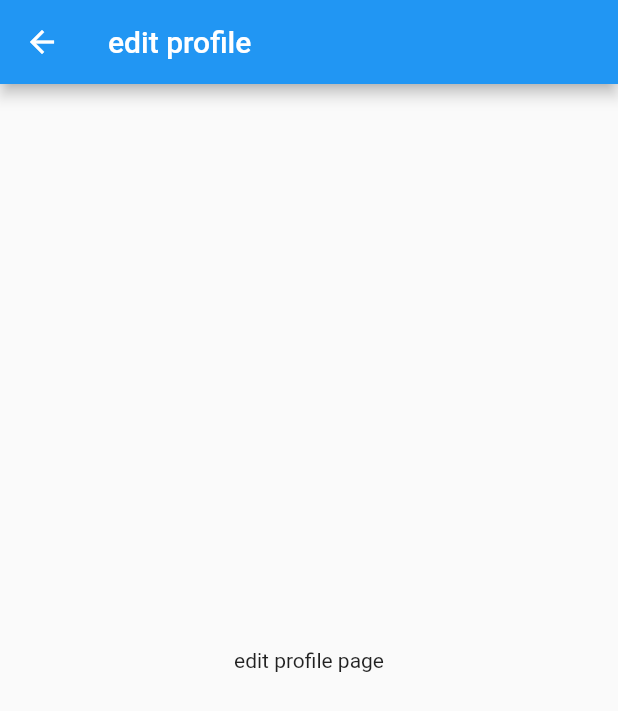
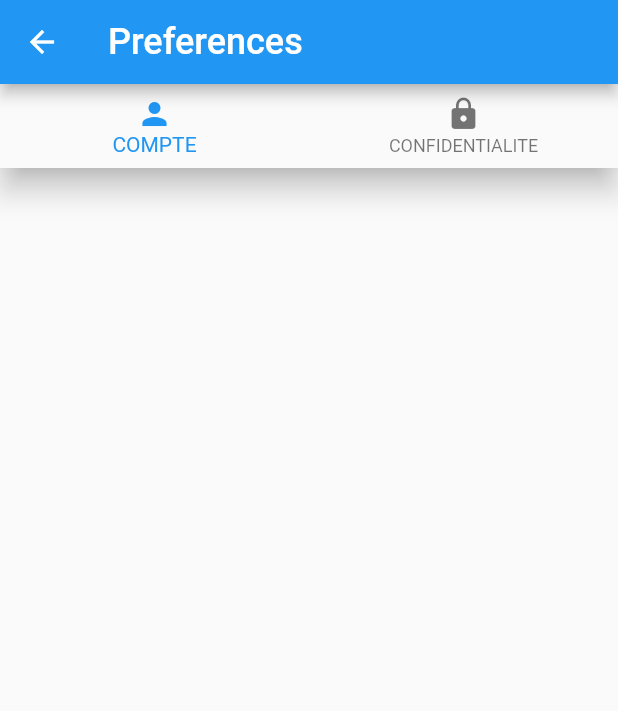
Before and after one commit to ahmedElatrouz/social_app, a Flutter app: the ProfilPage screen opened directly, after a tap on the "edit" icon, on a phone screen of 412 x 824 dp. Shown: the top 711 px of the screen. Run offline on Flutter 3.47's test engine with Material 2 defaults, Android fonts, the phone set to English and light mode, and no system bars; our stand-ins replace cached_network_image, cloud_firestore, firebase_auth, flutter_spinkit, flutter_svg; accounts and stored records are empty.

Commit message:
starting edit profile page

```diff
--- a/lib/view/accueil/recherche_page.dart
+++ b/lib/view/accueil/recherche_page.dart
@@ -138,7 +138,7 @@ class ResultWidget extends StatelessWidget {
   Widget build(BuildContext context) {
     return Container(
 
-      color: Colors.deepPurple.withOpacity(0.7),
+      color: Colors.lightBlueAccent.withOpacity(0.7),
       child: Column(
         children:<Widget>[
           GestureDetector(
--- a/lib/view/profil/edit_profile_page.dart
+++ b/lib/view/profil/edit_profile_page.dart
@@ -9,12 +9,29 @@ class _EditProfilPageState extends State<EditProfilPage> {
   @override
   Widget build(BuildContext context) {
     return Scaffold(
-      appBar: AppBar(
-        title: Text("edit profile"),
-      ),
-          body: Center(
-        child:Text("edit profile page"),
-      ),
-    );
+        appBar: AppBar(
+          title: Text(
+            "Preferences",
+            style: TextStyle(fontSize: 24.0),
+          ),
+        ),
+        body: Column(
+            crossAxisAlignment: CrossAxisAlignment.stretch,
+            children: <Widget>[
+              Container(
+                color: Colors.grey[100],
+                child: BottomNavigationBar(
+                  type: BottomNavigationBarType.fixed,
+                  items: [
+                    BottomNavigationBarItem(
+                        icon: Icon(Icons.person), title: Text('COMPTE')),
+                    BottomNavigationBarItem(
+                        icon: Icon(Icons.lock),
+                        title: Text('CONFIDENTIALITE')),
+
+                  ],
+                ),
+              )
+            ]));
   }
 }
--- a/lib/view/profil/profil_page.dart
+++ b/lib/view/profil/profil_page.dart
@@ -1,4 +1,5 @@
 import 'package:flutter/material.dart';
+import 'package:social_app/model/Talent.dart';
 import 'package:social_app/services/talentService.dart';
 import 'package:social_app/view/shared/reusable_header.dart';
 
@@ -10,31 +11,15 @@ class ProfilPage extends StatefulWidget {
 
 class _ProfilPageState extends State<ProfilPage> {
   TalentService talentService = TalentService();
+  final Talent talent=Talent(nom:'ahmed',prenom:'elatrouz',email: 'aelatrouz@gmail.com',nationalite: "moroccan");
 
-  String nom ;
-  String prenom;
-  String email ;
-  String nationalite;
-
-getInfos() async{
-
-   List list =await talentService.getCurrentUSerInfos();
-   nom= list[0];
-   prenom = list[1];
-   email= list[2];
-   nationalite = list[3];
-   print(nom);
-   print(prenom);
-   print(email);
-   print(nationalite);
-}
 
 setinfo(){}
 
   @override
   void initState() {
-    getInfos();
     super.initState();
+    //getInfos();
   }
 
 
@@ -64,10 +49,10 @@ setinfo(){}
                 SizedBox(
                   height: 8,
                 ),
-                Text('$nom $prenom',
+                Text(talent.nom + talent.prenom,
                     style:
                         TextStyle(fontSize: 35, fontWeight: FontWeight.bold)),
-                Text('$email, $nationalite',
+                Text(talent.email+" "+ talent.nationalite,
                     style: TextStyle(
                         fontSize: 18,
                         fontWeight: FontWeight.bold,
--- a/lib/view/shared/reusable_header.dart
+++ b/lib/view/shared/reusable_header.dart
@@ -5,7 +5,7 @@ import 'constants.dart';
 
 AppBar header(context,String page){
   return AppBar(
-
+      elevation: 0.0,
       title: Text(
         "Artness",
         style:kHeaderTextStyle,
```
Also changed, not shown: lib/view/accueil/home.dart (+12 -26 lines).
